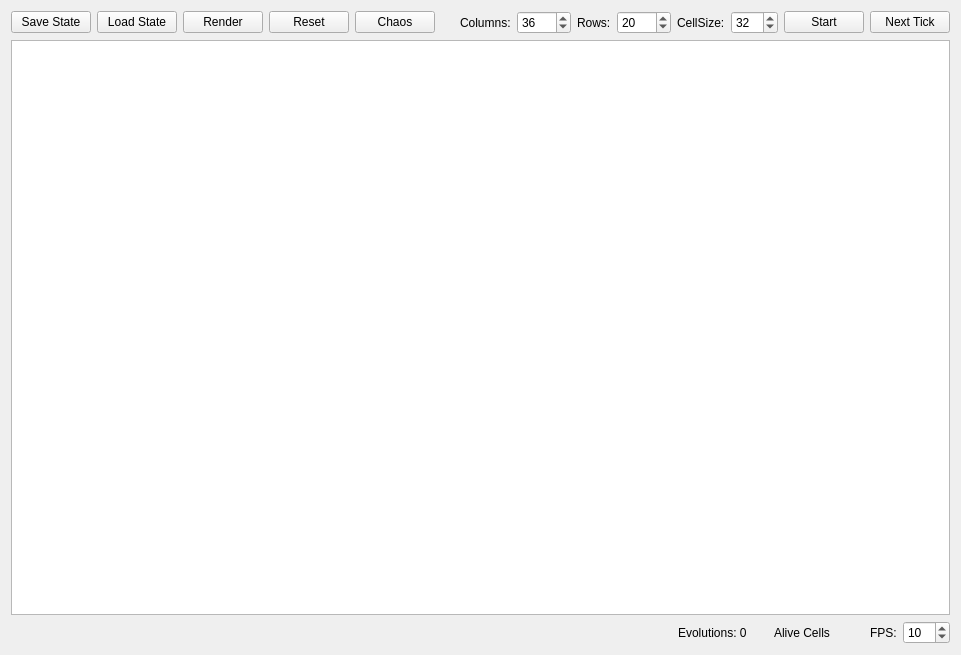
This is mainwindow.ui in Deconimus/GameOfLifeDemo as Qt 5 draws it before an edit. The edited form follows.
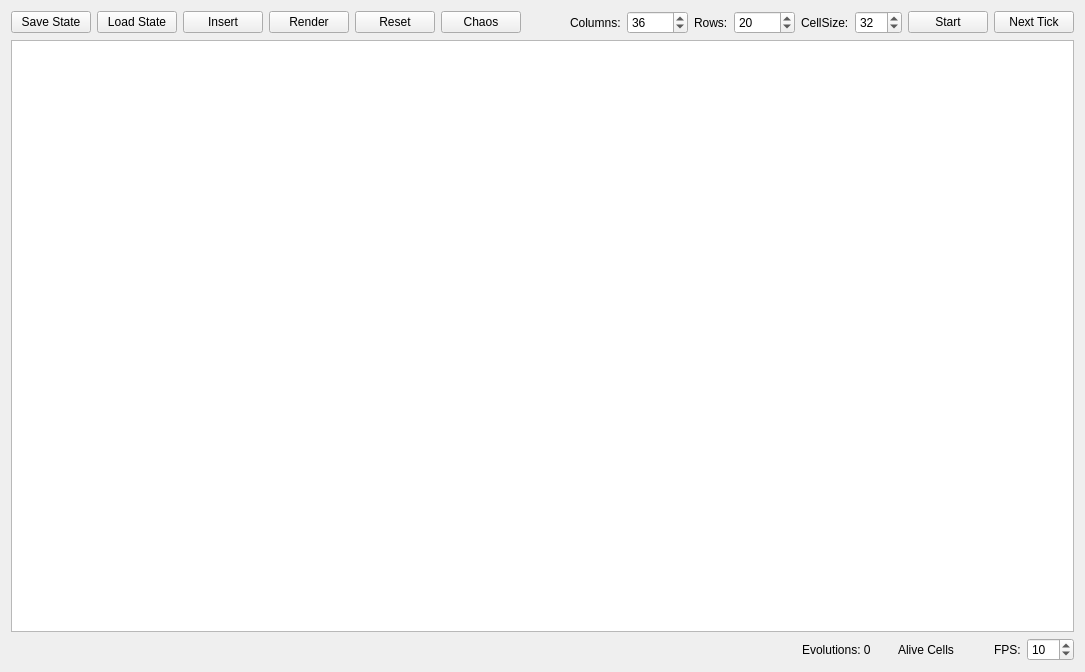
This is the edited form.

Commit message: added insert functionality; fixed .rle parsing; minor fixes

The edit to the form file:
```diff
--- a/mainwindow.ui
+++ b/mainwindow.ui
@@ -6,8 +6,8 @@
    <rect>
     <x>0</x>
     <y>0</y>
-    <width>961</width>
-    <height>655</height>
+    <width>1085</width>
+    <height>672</height>
    </rect>
   </property>
   <property name="windowTitle">
@@ -43,6 +43,13 @@
         </property>
        </widget>
       </item>
+      <item>
+       <widget class="QPushButton" name="InsertButton">
+        <property name="text">
+         <string>Insert</string>
+        </property>
+       </widget>
+      </item>
       <item>
        <widget class="QPushButton" name="RenderButton">
         <property name="text">
@@ -96,7 +103,7 @@
          <number>3</number>
         </property>
         <property name="maximum">
-         <number>9999</number>
+         <number>99999</number>
         </property>
         <property name="value">
          <number>36</number>
@@ -116,7 +123,7 @@
          <number>3</number>
         </property>
         <property name="maximum">
-         <number>9999</number>
+         <number>99999</number>
         </property>
         <property name="value">
          <number>20</number>
```
The commit also changes 9 other files.
